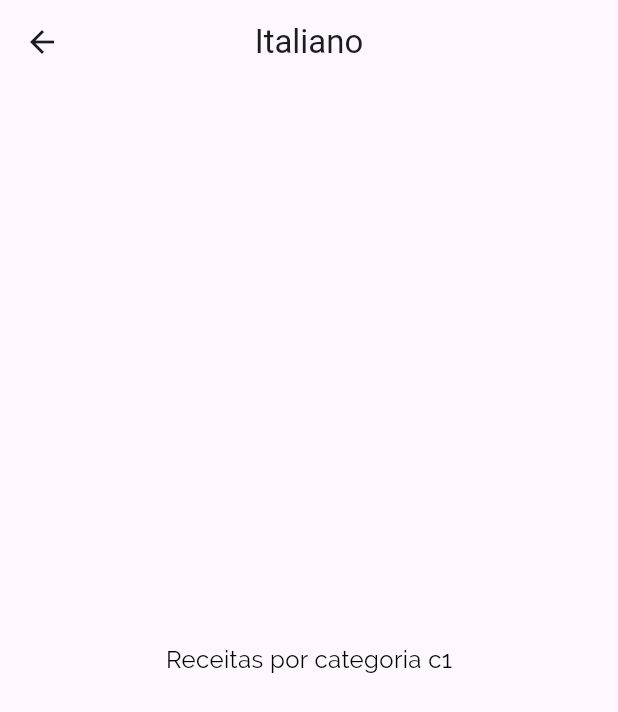
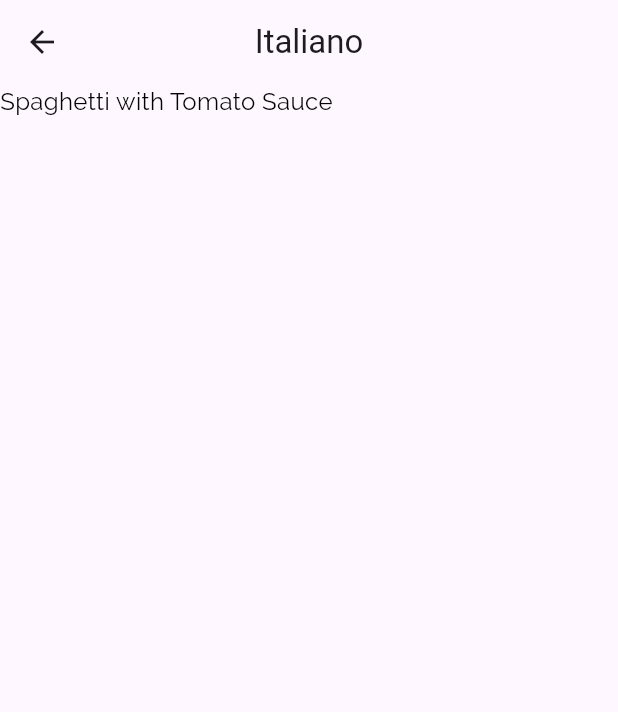
Before and after one commit to jonkstro/cod3r-vamos-cozinhar, a Flutter app: the screen it shows after launch, after a tap on "Italiano", on a phone screen of 412 x 824 dp. Shown: the top 712 px of the screen. Run offline on Flutter 3.47's test engine with Material 3 defaults, Android fonts, the light colour scheme and no system bars.

Commit message:
Aula 188 - Selecionando Refeicoes por categoria
- Alterado a tela CategoriesMealsScreen, onde criamos a variavel categoryMeals que está pegando as refeições que tem determinada categoria cadastrada.
- Adicionado um ListView que mostra os textos, vai ser alterado posteriormente.

```diff
--- a/lib/screens/categories_meals_screen.dart
+++ b/lib/screens/categories_meals_screen.dart
@@ -1,4 +1,5 @@
 import 'package:flutter/material.dart';
+import 'package:vamos_cozinhar/data/dummy_data.dart';
 import 'package:vamos_cozinhar/models/category.dart';
 
 class CategoriesMealsScreen extends StatelessWidget {
@@ -9,16 +10,23 @@
     /// Vai receber a categoria através de argumento na hora que fizer o push
     final category = ModalRoute.of(context)?.settings.arguments as Category;
 
+    /// Aqui estamos pegando de dummy_data as Meals que tem categoria igual a
+    /// category.id. Ex.: 'Spaghetti with Tomato Sauce' tem 'c1' e 'c2' em categories
+    /// se mudar pelo titulo pega tbm mas tem que mudar no dummy_data.dart
+    final categoryMeals = DUMMY_MEALS.where((meal) {
+      return meal.categories.contains(category.id);
+    }).toList();
+
     return Scaffold(
       appBar: AppBar(
         title: Text(category.title),
         centerTitle: true,
       ),
-      body: Center(
-        child: Text(
-          'Receitas por categoria ${category.id}',
-          style: Theme.of(context).textTheme.bodyMedium,
-        ),
+      body: ListView.builder(
+        itemCount: categoryMeals.length,
+        itemBuilder: (ctx, index) {
+          return Text(categoryMeals[index].title);
+        },
       ),
     );
   }
```
